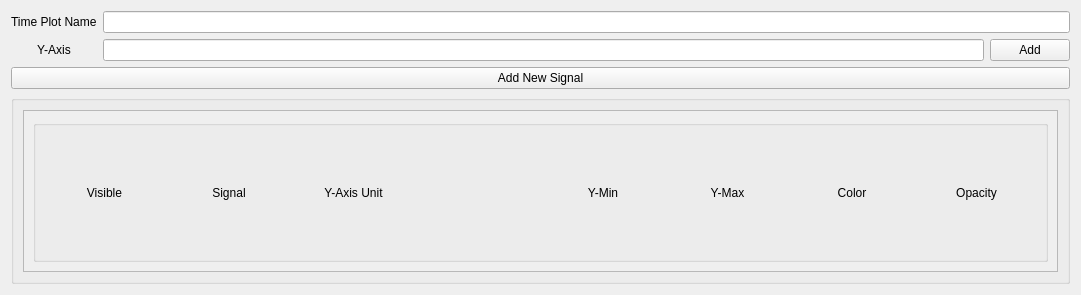
The window that Codes/TimePlotsEditMenu.ui (lisazacarias/PyStripTool) describes before a commit, drawn with Qt 5.
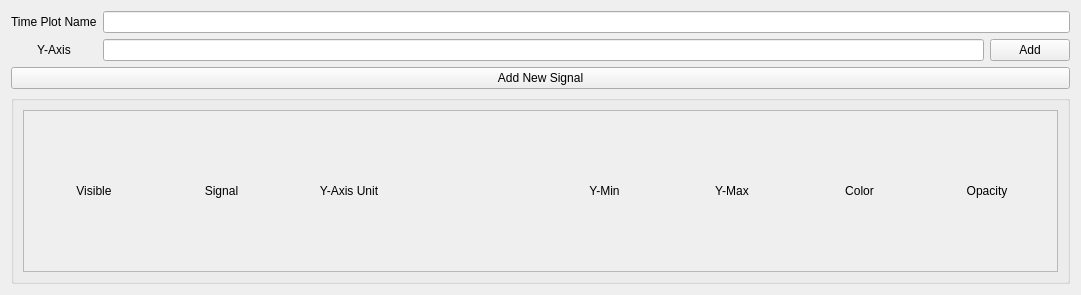
The same window after the commit.

Commit message: Removed groupbox from plot signal edit menu.

Patch:
```diff
--- a/Codes/TimePlotsEditMenu.ui
+++ b/Codes/TimePlotsEditMenu.ui
@@ -74,50 +74,14 @@
          <layout class="QGridLayout" name="gridLayout_4">
           <item row="1" column="0">
            <layout class="QGridLayout" name="signals_scroll_layout">
-            <item row="0" column="0">
-             <widget class="QGroupBox" name="Labels_group_box">
-              <property name="title">
-               <string/>
-              </property>
-              <layout class="QHBoxLayout" name="horizontalLayout">
-               <item>
-                <widget class="QLabel" name="visible_label">
-                 <property name="text">
-                  <string>Visible</string>
-                 </property>
-                 <property name="alignment">
-                  <set>Qt::AlignCenter</set>
-                 </property>
-                </widget>
-               </item>
-               <item>
-                <widget class="QLabel" name="signal_label">
-                 <property name="text">
-                  <string>Signal</string>
-                 </property>
-                 <property name="alignment">
-                  <set>Qt::AlignCenter</set>
-                 </property>
-                </widget>
-               </item>
-               <item>
-                <widget class="QLabel" name="y_axis_unit_label">
-                 <property name="text">
-                  <string>Y-Axis Unit</string>
-                 </property>
-                 <property name="alignment">
-                  <set>Qt::AlignCenter</set>
-                 </property>
-                </widget>
-               </item>
-               <item>
+            <item row="0" column="3">
                 <widget class="QLabel" name="AutoScale_spacer_label">
                  <property name="text">
                   <string/>
                  </property>
                 </widget>
                </item>
-               <item>
+            <item row="0" column="4">
                 <widget class="QLabel" name="y_min_label">
                  <property name="text">
                   <string>Y-Min</string>
@@ -127,7 +91,17 @@
                  </property>
                 </widget>
                </item>
-               <item>
+            <item row="0" column="2">
+             <widget class="QLabel" name="y_axis_unit_label">
+              <property name="text">
+               <string>Y-Axis Unit</string>
+              </property>
+              <property name="alignment">
+               <set>Qt::AlignCenter</set>
+              </property>
+             </widget>
+            </item>
+            <item row="0" column="5">
                 <widget class="QLabel" name="y_max_label">
                  <property name="text">
                   <string>Y-Max</string>
@@ -137,17 +111,27 @@
                  </property>
                 </widget>
                </item>
-               <item>
-                <widget class="QLabel" name="color_label">
+            <item row="0" column="0">
+             <widget class="QLabel" name="visible_label">
                  <property name="text">
-                  <string>Color</string>
+               <string>Visible</string>
                  </property>
                  <property name="alignment">
                   <set>Qt::AlignCenter</set>
                  </property>
                 </widget>
                </item>
-               <item>
+            <item row="0" column="1">
+             <widget class="QLabel" name="signal_label">
+              <property name="text">
+               <string>Signal</string>
+              </property>
+              <property name="alignment">
+               <set>Qt::AlignCenter</set>
+              </property>
+             </widget>
+            </item>
+            <item row="0" column="7">
                 <widget class="QLabel" name="opacity_label">
                  <property name="text">
                   <string>Opacity</string>
@@ -157,7 +141,14 @@
                  </property>
                 </widget>
                </item>
-              </layout>
+            <item row="0" column="6">
+             <widget class="QLabel" name="color_label">
+              <property name="text">
+               <string>Color</string>
+              </property>
+              <property name="alignment">
+               <set>Qt::AlignCenter</set>
+              </property>
              </widget>
             </item>
            </layout>
```
Lines whose indentation alone changed are shown as unchanged. The commit also changes 2 other files.
